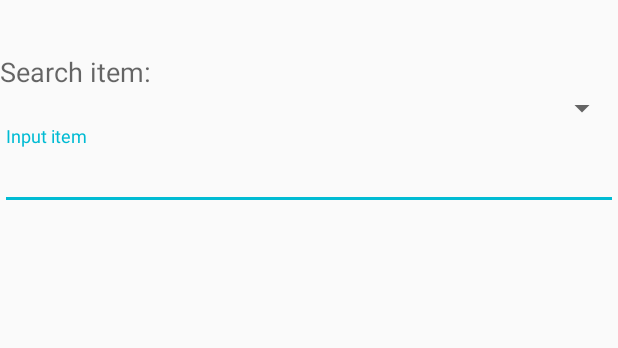
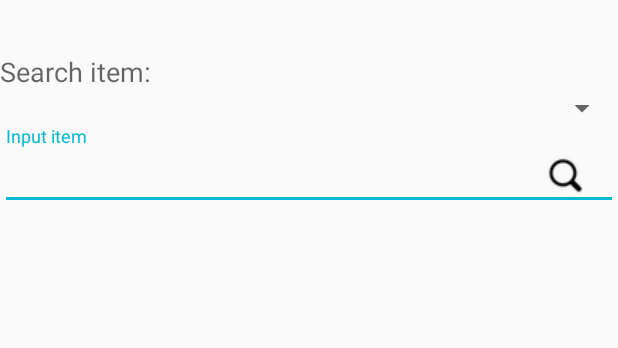
Before and after one commit to ysoseerius/e_care_new, an Android app: the layout search_page.xml on its own in the app's theme, with its tools: preview values and no code run, on a phone screen of 412 x 824 dp. Shown: the top 348 px of the screen. Run offline under Robolectric (Android 15) with nearby library versions, the phone set to English and light mode, and no system bars; network calls fail.

Commit message:
update search

```diff
--- a/app/src/main/AndroidManifest.xml
+++ b/app/src/main/AndroidManifest.xml
@@ -14,7 +14,9 @@
     <uses-permission android:name="android.permission.WAKE_LOCK" />
     <uses-permission android:name="android.permission.VIBRATE" />
     <uses-permission android:name="android.permission.GET_ACCOUNTS" />
-
+    <uses-permission android:name="android.permission.ACCESS_COARSE_LOCATION" />
+    <uses-permission android:name="android.permission.WRITE_EXTERNAL_STORAGE" />
+    <uses-permission android:name="android.permission.MOUNT_UNMOUNT_FILESYSTEMS" />
 
     <application
         android:name="com.example.yuen.e_carei_app.AppController"
--- a/app/src/main/java/com/example/yuen/e_carei_doctor/customlistviewvolley/adater/CustomListAdapter.java
+++ b/app/src/main/java/com/example/yuen/e_carei_doctor/customlistviewvolley/adater/CustomListAdapter.java
@@ -176,13 +176,14 @@ public class CustomListAdapter extends BaseAdapter {
 							//Log.d("Error.Response", response);
 						}
 					}
-			) {
+			)
+			{
 				@Override
 				protected Map<String, String> getParams() {
 					HashMap<String, String> jsonParams = new HashMap<String, String>();
 					//String imagepost = image.substring(image.lastIndexOf('/')+1,image.length());
 					jsonParams.put("uid", uid);
-					jsonParams.put("aid", aid + "");
+					//jsonParams.put("aid", aid + "");
 					Log.d("uid", uid);
 					//jsonParams.put("image", imagepost);
 
--- a/app/src/main/java/com/example/yuen/e_carei_login/AppConfig.java
+++ b/app/src/main/java/com/example/yuen/e_carei_login/AppConfig.java
@@ -5,9 +5,9 @@ package com.example.yuen.e_carei_login;
  */
 public class AppConfig {
     // Server user login url
-    public static String URL_LOGIN = "http://192.168.0.104/android_login_api/login.php";
+    public static String URL_LOGIN = "http://192.168.43.216/android_login_api/login.php";
 //    public static String URL_LOGIN = "http://bentsun2.co.nf/php/login.php";
-    public static String URL_QRLOGIN = "http://192.168.43.236/android_login_api/qrlogin.php";
+    public static String URL_QRLOGIN = "http://192.168.43.216/android_login_api/qrlogin.php";
     // Server user register url
-    public static String URL_REGISTER = "http://192.168.43.236/android_login_api/register.php";
+    public static String URL_REGISTER = "http://192.168.43.216/android_login_api/register.php";
 }
--- a/app/src/main/res/layout/search_page.xml
+++ b/app/src/main/res/layout/search_page.xml
@@ -38,7 +38,9 @@
         android:layout_width="match_parent"
         android:layout_height="wrap_content"
         android:hint="Input item"
-        />
+        >
+
+    </EditText>
 
     </android.support.design.widget.TextInputLayout>
 
@@ -50,6 +52,18 @@
         android:background="@color/colorPrimary"
         android:textColor="@android:color/white"
         android:layout_centerVertical="true"
-        android:layout_centerHorizontal="true" />
+        android:layout_centerHorizontal="true"
+        />
+
+    <ImageButton
+        android:id="@+id/btnStartVoiceInput"
+        android:layout_width="wrap_content"
+        android:layout_height="wrap_content"
+        android:src="@drawable/search_icon"
+        android:layout_below="@+id/search_spinner"
+        android:layout_alignParentEnd="true"
+        android:layout_alignBottom="@+id/input_layout_search"
+        android:layout_marginTop="10dp"
+        android:background="@android:color/transparent"/>
 
 </RelativeLayout>
```
Also changed, not shown: app/src/main/java/com/example/yuen/e_carei_doctor/customlistviewvolley/adater/CustomListAdapter_take.java (+39 -0 lines), app/src/main/java/com/example/yuen/e_carei_search/customsearchlistvolley/fragments/SearchOneFragment.java (+43 -1 lines), app/src/main/res/layout/appointment_list_row.xml (+9 -13 lines).
